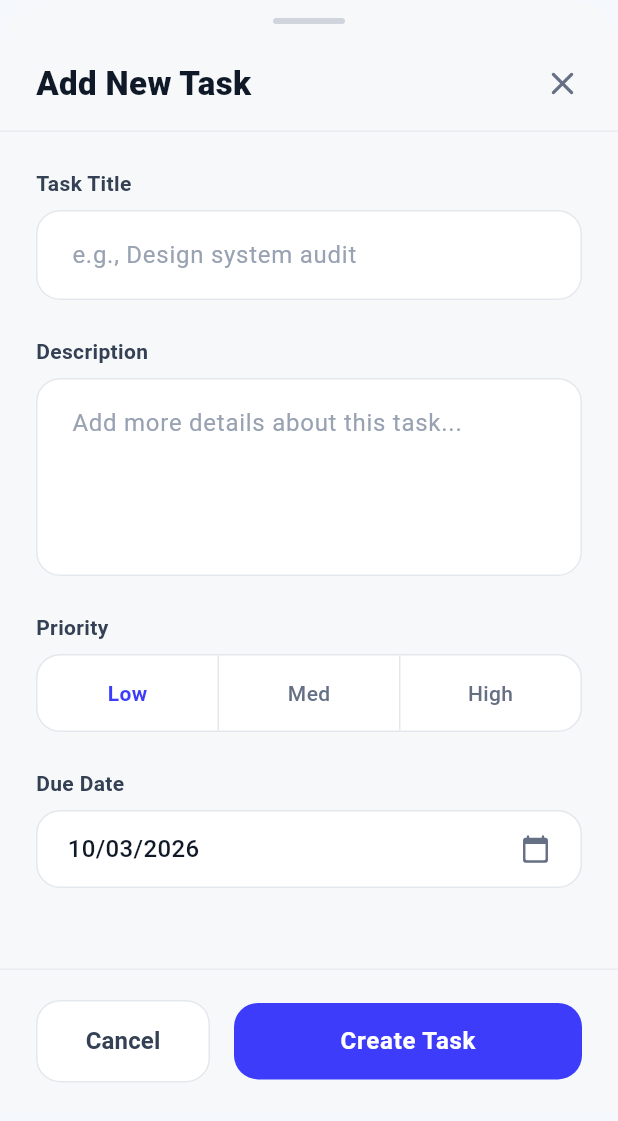
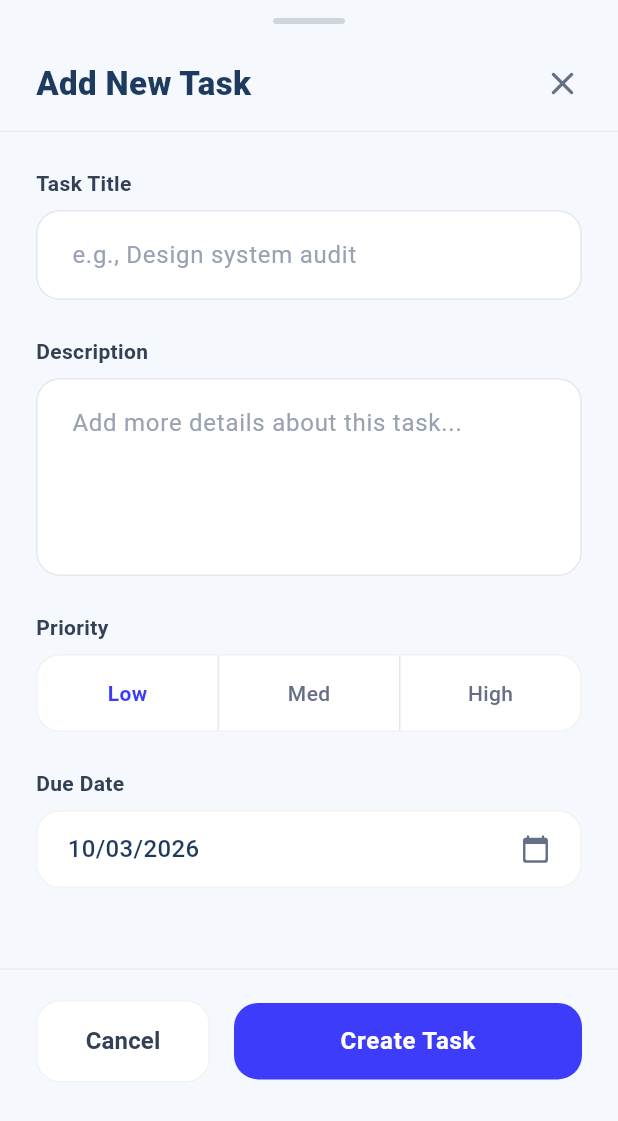
Before and after one commit to DeepaKumawat89/To_do_App_March, a Flutter app: the AddEditTaskScreen widget shown alone on an empty page, opened directly, on a phone screen of 412 x 824 dp. Shown: the top 1121 px of the screen. Run offline on Flutter 3.47's test engine with Material 3 defaults, Android fonts, the phone set to English and light mode, and no system bars; our stand-ins replace cloud_firestore, firebase_auth, firebase_core, google_sign_in, logger, lottie and 2 more; accounts and stored records are empty; network calls fail.

Commit message:
Functionality Completed

```diff
--- /dev/null
+++ b/lib/providers/theme_provider.dart
@@ -0,0 +1,15 @@
+import 'package:flutter/material.dart';
+
+class ThemeProvider extends ChangeNotifier {
+  ThemeMode _themeMode = ThemeMode.light;
+
+  ThemeMode get themeMode => _themeMode;
+  bool get isDarkMode => _themeMode == ThemeMode.dark;
+
+  void toggleTheme() {
+    _themeMode = _themeMode == ThemeMode.light
+        ? ThemeMode.dark
+        : ThemeMode.light;
+    notifyListeners();
+  }
+}
--- a/lib/screens/add_edit_task_screen.dart
+++ b/lib/screens/add_edit_task_screen.dart
@@ -74,9 +74,9 @@ class _AddEditTaskScreenState extends State<AddEditTaskScreen> {
       constraints: BoxConstraints(
         maxHeight: MediaQuery.of(context).size.height * 0.9,
       ),
-      decoration: const BoxDecoration(
-        color: Color(0xFFF7F8FA),
-        borderRadius: BorderRadius.only(
+      decoration: BoxDecoration(
+        color: Theme.of(context).scaffoldBackgroundColor,
+        borderRadius: const BorderRadius.only(
           topLeft: Radius.circular(32),
           topRight: Radius.circular(32),
         ),
@@ -111,10 +111,10 @@ class _AddEditTaskScreenState extends State<AddEditTaskScreen> {
                   children: [
                     Text(
                       isEditing ? "Edit Task" : "Add New Task",
-                      style: const TextStyle(
+                      style: TextStyle(
                         fontSize: 22,
                         fontWeight: FontWeight.w800,
-                        color: Color(0xFF101928),
+                        color: Theme.of(context).colorScheme.onSurface,
                       ),
                     ),
                     GestureDetector(
@@ -168,7 +168,7 @@ class _AddEditTaskScreenState extends State<AddEditTaskScreen> {
                               fontWeight: FontWeight.w400,
                             ),
                             filled: true,
-                            fillColor: Colors.white,
+                            fillColor: Theme.of(context).cardColor,
                             contentPadding: const EdgeInsets.symmetric(
                               horizontal: 20,
                               vertical: 18,
@@ -215,7 +215,7 @@ class _AddEditTaskScreenState extends State<AddEditTaskScreen> {
                               fontWeight: FontWeight.w400,
                             ),
                             filled: true,
-                            fillColor: Colors.white,
+                            fillColor: Theme.of(context).cardColor,
                             contentPadding: const EdgeInsets.symmetric(
                               horizontal: 20,
                               vertical: 18,
@@ -250,9 +250,13 @@ class _AddEditTaskScreenState extends State<AddEditTaskScreen> {
                         Container(
                           height: 52,
                           decoration: BoxDecoration(
-                            color: Colors.white,
+                            color: Theme.of(context).cardColor,
                             borderRadius: BorderRadius.circular(16),
-                            border: Border.all(color: const Color(0xFFE4E7EC)),
+                            border: Border.all(
+                              color: Theme.of(
+                                context,
+                              ).dividerColor.withOpacity(0.05),
+                            ),
                           ),
                           child: Row(
                             children: [
@@ -341,10 +345,12 @@ class _AddEditTaskScreenState extends State<AddEditTaskScreen> {
                             height: 52,
                             padding: const EdgeInsets.symmetric(horizontal: 20),
                             decoration: BoxDecoration(
-                              color: Colors.white,
+                              color: Theme.of(context).cardColor,
                               borderRadius: BorderRadius.circular(16),
                               border: Border.all(
-                                color: const Color(0xFFE4E7EC),
+                                color: Theme.of(
+                                  context,
+                                ).dividerColor.withOpacity(0.05),
                               ),
                             ),
                             child: Row(
@@ -352,10 +358,12 @@ class _AddEditTaskScreenState extends State<AddEditTaskScreen> {
                               children: [
                                 Text(
                                   "${_selectedDate.day.toString().padLeft(2, '0')}/${_selectedDate.month.toString().padLeft(2, '0')}/${_selectedDate.year}",
-                                  style: const TextStyle(
+                                  style: TextStyle(
                                     fontSize: 16,
                                     fontWeight: FontWeight.w500,
-                                    color: Color(0xFF101928),
+                                    color: Theme.of(
+                                      context,
+                                    ).colorScheme.onSurface,
                                   ),
                                 ),
                                 const Icon(
@@ -382,9 +390,13 @@ class _AddEditTaskScreenState extends State<AddEditTaskScreen> {
                   horizontal: 24,
                   vertical: 20,
                 ),
-                decoration: const BoxDecoration(
-                  color: Color(0xFFF7F8FA),
-                  border: Border(top: BorderSide(color: Color(0xFFEAECF0))),
+                decoration: BoxDecoration(
+                  color: Theme.of(context).scaffoldBackgroundColor,
+                  border: Border(
+                    top: BorderSide(
+                      color: Theme.of(context).dividerColor.withOpacity(0.05),
+                    ),
+                  ),
                 ),
                 child: Row(
                   children: [
@@ -394,8 +406,12 @@ class _AddEditTaskScreenState extends State<AddEditTaskScreen> {
                         onPressed: () => Navigator.pop(context),
                         style: OutlinedButton.styleFrom(
                           padding: const EdgeInsets.symmetric(vertical: 16),
-                          backgroundColor: Colors.white,
-                          side: const BorderSide(color: Color(0xFFE4E7EC)),
+                          backgroundColor: Theme.of(context).cardColor,
+                          side: BorderSide(
+                            color: Theme.of(
+                              context,
+                            ).dividerColor.withOpacity(0.05),
+                          ),
                           shape: RoundedRectangleBorder(
                             borderRadius: BorderRadius.circular(16),
                           ),
```
Also changed, not shown: lib/main.dart (+12 -1 lines), lib/screens/home_screen.dart (+15 -12 lines), lib/screens/profile_screen.dart (+66 -64 lines), lib/utils/app_theme.dart (+110 -1 lines).
